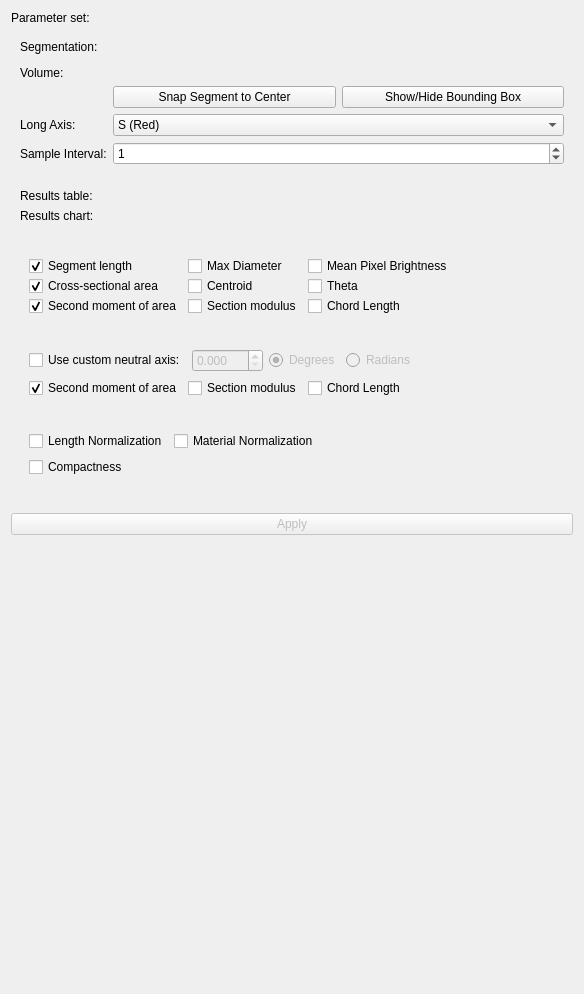
First picture: the form in SegmentGeometry/Resources/UI/SegmentGeometry.ui, repository jmhuie/SlicerBiomech, before the edit.
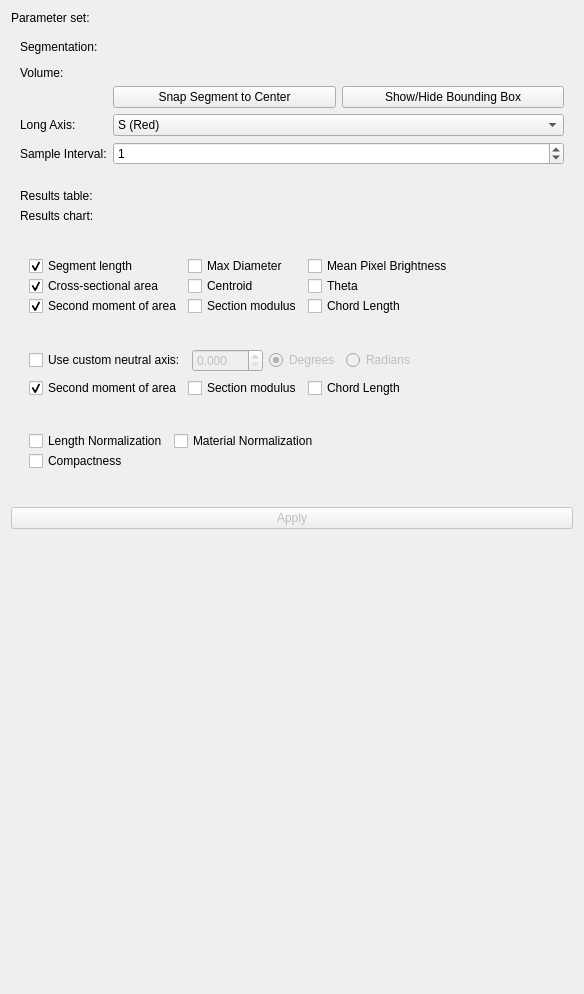
Second picture: the form after the edit. Custom widgets are drawn as their Qt base class.

Commit message: fixed size of compactness panel

Patch:
```diff
--- a/SegmentGeometry/Resources/UI/SegmentGeometry.ui
+++ b/SegmentGeometry/Resources/UI/SegmentGeometry.ui
@@ -668,6 +668,24 @@
         </property>
         <layout class="QFormLayout" name="formLayout_7">
          <item row="0" column="0">
+          <widget class="QFrame" name="frame_4">
+           <layout class="QGridLayout" name="gridLayout_8">
+            <property name="leftMargin">
+             <number>0</number>
+            </property>
+            <property name="topMargin">
+             <number>0</number>
+            </property>
+            <property name="rightMargin">
+             <number>0</number>
+            </property>
+            <property name="bottomMargin">
+             <number>0</number>
+            </property>
+            <property name="verticalSpacing">
+             <number>0</number>
+            </property>
+            <item row="0" column="0">
           <widget class="QCheckBox" name="DoubecheckBox">
            <property name="text">
             <string>Length Normalization</string>
@@ -717,6 +735,9 @@
            <property name="segmentationNodeSelectorVisible" stdset="0">
             <bool>true</bool>
            </property>
+             </widget>
+            </item>
+           </layout>
           </widget>
          </item>
         </layout>
```
Left out of the diff: 2 changed lines with no effect on the pictures. Lines whose indentation alone changed are shown as unchanged.
